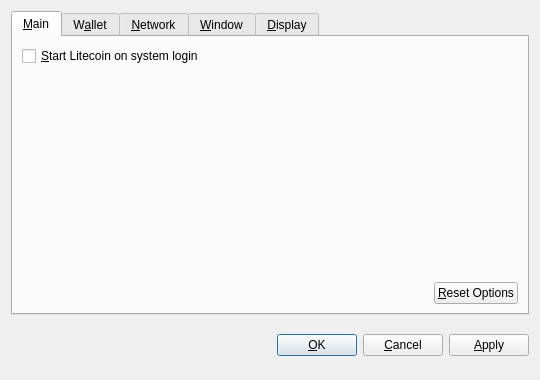
This is src/qt/forms/optionsdialog.ui in ShockwaveCryptocurrency/Shockwave as Qt 5 draws it before an edit. The edited form follows.
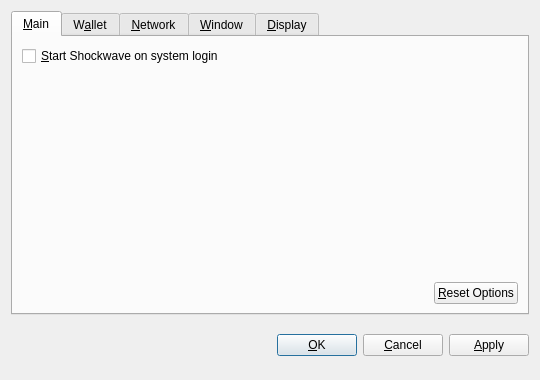
This is the edited form. Custom widgets are drawn as their Qt base class.

Commit message: Replaced litecoin with shockwave

```diff
--- a/src/qt/forms/optionsdialog.ui
+++ b/src/qt/forms/optionsdialog.ui
@@ -36,7 +36,7 @@
           <string>Automatically start Litecoin after logging in to the system.</string>
          </property>
          <property name="text">
-          <string>&amp;Start Litecoin on system login</string>
+          <string>&amp;Start Shockwave on system login</string>
          </property>
         </widget>
        </item>
```
Left out of the diff: 10 changed lines with no effect on the pictures. The commit also changes 115 other files.
